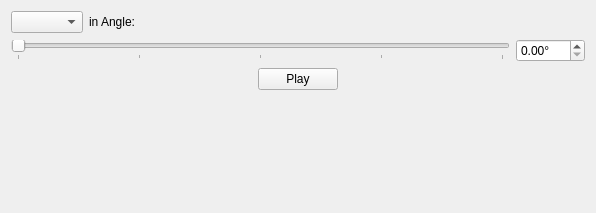
KmolYuan/Pyslvs-UI, file core/panel/run_Drive.ui: the form before one commit.
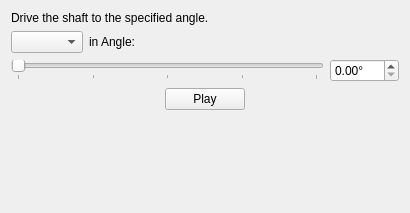
The form after the commit.

```diff
--- a/core/panel/run_Drive.ui
+++ b/core/panel/run_Drive.ui
@@ -6,7 +6,7 @@
    <rect>
     <x>0</x>
     <y>0</y>
-    <width>596</width>
+    <width>410</width>
     <height>213</height>
    </rect>
   </property>
@@ -20,6 +20,13 @@
    <string>Form</string>
   </property>
   <layout class="QVBoxLayout" name="verticalLayout">
+   <item>
+    <widget class="QLabel" name="label">
+     <property name="text">
+      <string>&lt;html&gt;&lt;head/&gt;&lt;body&gt;&lt;p&gt;Drive the shaft to the specified angle.&lt;/p&gt;&lt;/body&gt;&lt;/html&gt;</string>
+     </property>
+    </widget>
+   </item>
    <item>
     <layout class="QHBoxLayout" name="horizontalLayout_2">
      <item>
```
